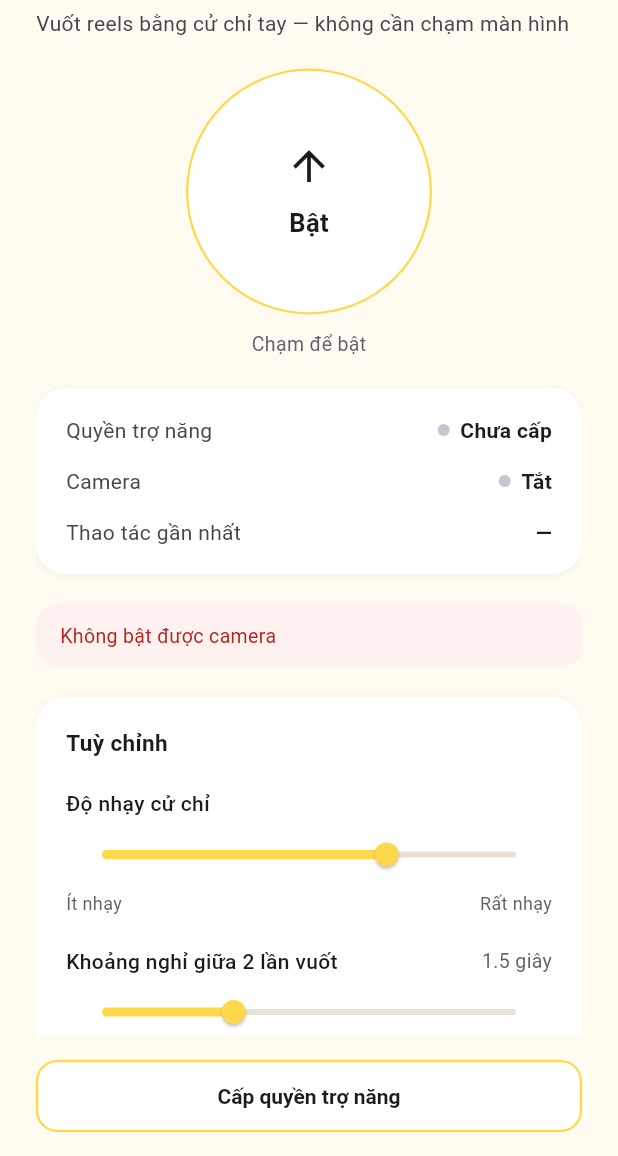
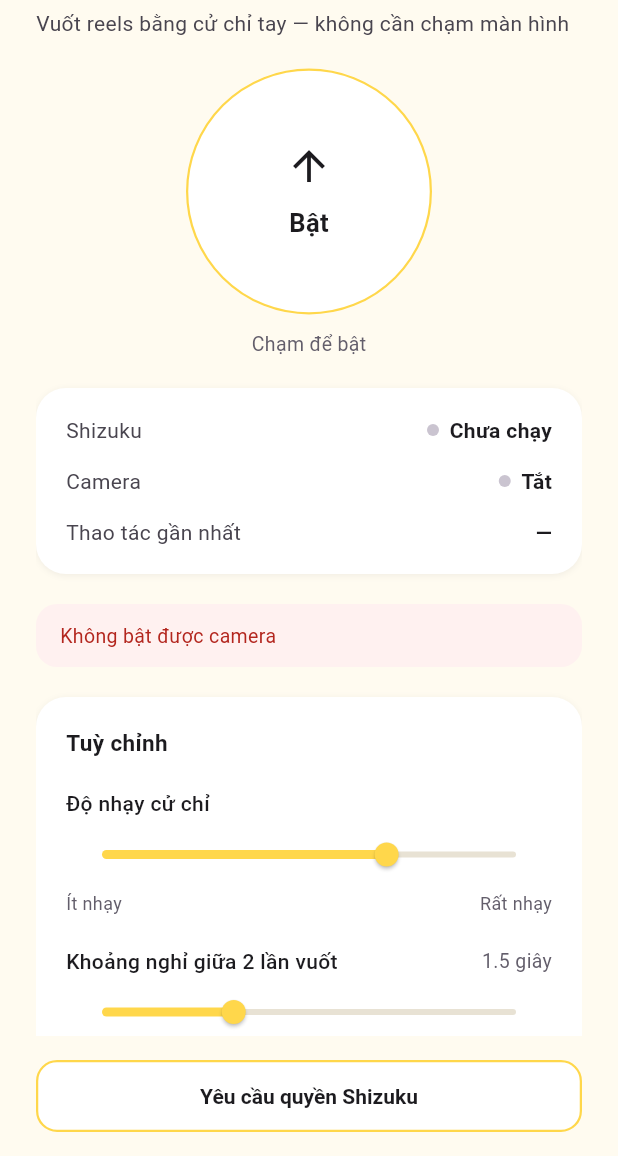
Before and after one commit to phamhuulocforwork/air-swipe, a Flutter app: the screen it shows after launch, after a tap on "Bật", on a phone screen of 412 x 824 dp, the part 80-1236 px from its top. Run offline on Flutter 3.47's test engine with Material 3 defaults, Android fonts, the phone set to English and light mode, and no system bars; our stand-ins replace permission_handler, shared_preferences.

Commit message:
feat(dart): switch permission UI and status to Shizuku

```diff
--- a/lib/data/swipe_platform.dart
+++ b/lib/data/swipe_platform.dart
@@ -43,6 +43,21 @@ class HandEvent {
   }
 }
 
+class ShizukuStatus {
+  const ShizukuStatus({required this.granted, required this.running});
+
+  final bool granted;
+  final bool running;
+
+  factory ShizukuStatus.fromArguments(Object? arguments) {
+    final map = Map<Object?, Object?>.from(arguments as Map);
+    return ShizukuStatus(
+      granted: map['granted'] == true,
+      running: map['running'] == true,
+    );
+  }
+}
+
 List<double> _doubles(Object? value) {
   if (value is! List) {
     return const [];
@@ -64,6 +79,7 @@ class SwipePlatform {
     required Future<void> Function() onStop,
     required void Function(String message) onCameraError,
     required Future<void> Function(Object? arguments) onHand,
+    required void Function(ShizukuStatus status) onShizukuStatus,
   }) {
     _channel.setMethodCallHandler((call) async {
       switch (call.method) {
@@ -85,6 +101,8 @@ class SwipePlatform {
           onCameraError(message);
         case 'hand':
           await onHand(call.arguments);
+        case 'shizukuStatus':
+          onShizukuStatus(ShizukuStatus.fromArguments(call.arguments));
       }
     });
   }
@@ -121,12 +139,16 @@ class SwipePlatform {
     return await _channel.invokeMethod<bool>('swipeDown') ?? false;
   }
 
-  Future<bool> isServiceEnabled() async {
-    return await _channel.invokeMethod<bool>('isServiceEnabled') ?? false;
+  Future<ShizukuStatus> getShizukuStatus() async {
+    return ShizukuStatus.fromArguments(
+      await _channel.invokeMethod('getShizukuStatus'),
+    );
   }
 
-  Future<void> openAccessibilitySettings() {
-    return _channel.invokeMethod<void>('openAccessibilitySettings');
+  Future<ShizukuStatus> requestShizukuPermission() async {
+    return ShizukuStatus.fromArguments(
+      await _channel.invokeMethod('requestShizukuPermission'),
+    );
   }
 
   Future<bool> canRequestAddTile() async {
--- a/lib/session/hand_session.dart
+++ b/lib/session/hand_session.dart
@@ -6,7 +6,7 @@ import 'package:air_swipe/domain/gesture/wrist_swipe_tracker.dart';
 /// Turns native GestureRecognizer results into swipes.
 ///
 /// The camera service runs the model. This session only keeps the wrist of an
-/// open palm and asks the accessibility service to swipe.
+/// open palm and asks the Shizuku shell executor to swipe.
 class HandSession {
   HandSession({required this.platform, WristSwipeTracker? tracker})
     : tracker = tracker ?? WristSwipeTracker();
@@ -100,7 +100,7 @@ class HandSession {
             ? await platform.swipeUp()
             : await platform.swipeDown();
         if (!swiped) {
-          error = 'Chưa bật hỗ trợ tiếp cận, hoặc vuốt bị chặn.';
+          error = 'Shizuku chưa sẵn sàng, hoặc vuốt bị chặn.';
         } else {
           error = null;
         }
--- a/lib/ui/test_screen.dart
+++ b/lib/ui/test_screen.dart
@@ -19,7 +19,8 @@ class _TestScreenState extends State<TestScreen> with WidgetsBindingObserver {
   final SettingsStore _store = SettingsStore();
   late final HandSession _session;
 
-  var _accessibilityOn = false;
+  var _shizukuGranted = false;
+  var _shizukuRunning = false;
   var _canAddTile = false;
   var _sensitivity = 0.18;
   var _cooldownMs = 1500;
@@ -67,6 +68,14 @@ class _TestScreenState extends State<TestScreen> with WidgetsBindingObserver {
         }
         await _session.onHand(arguments);
       },
+      onShizukuStatus: (status) {
+        if (mounted) {
+          setState(() {
+            _shizukuGranted = status.granted;
+            _shizukuRunning = status.running;
+          });
+        }
+      },
     );
     _boot();
   }
@@ -85,7 +94,7 @@ class _TestScreenState extends State<TestScreen> with WidgetsBindingObserver {
       _canAddTile = canAddTile;
     });
     _applyTrackerSettings();
-    await _refreshAccessibility();
+    await _refreshShizukuStatus();
     if (command == 'start') {
       await _setListening(true, collapse: true);
     } else if (command == 'stop') {
@@ -99,10 +108,13 @@ class _TestScreenState extends State<TestScreen> with WidgetsBindingObserver {
     _session.tracker.upOnly = _upOnly;
   }
 
-  Future<void> _refreshAccessibility() async {
-    final enabled = await _platform.isServiceEnabled();
+  Future<void> _refreshShizukuStatus() async {
+    final status = await _platform.getShizukuStatus();
     if (mounted) {
-      setState(() => _accessibilityOn = enabled);
+      setState(() {
+        _shizukuGranted = status.granted;
+        _shizukuRunning = status.running;
+      });
     }
   }
 
@@ -149,7 +161,7 @@ class _TestScreenState extends State<TestScreen> with WidgetsBindingObserver {
   void didChangeAppLifecycleState(AppLifecycleState state) {
     if (state == AppLifecycleState.resumed) {
       _platform.setPreviewActive(true);
-      _refreshAccessibility();
+      _refreshShizukuStatus();
     } else if (state == AppLifecycleState.inactive ||
         state == AppLifecycleState.paused) {
       _platform.setPreviewActive(false);
@@ -345,10 +357,12 @@ class _TestScreenState extends State<TestScreen> with WidgetsBindingObserver {
       child: Column(
         children: [
           _statusRow(
-            'Quyền trợ năng',
+            'Shizuku',
             _dotStatus(
-              _accessibilityOn ? 'Đã cấp' : 'Chưa cấp',
-              active: _accessibilityOn,
+              _shizukuRunning
+                  ? (_shizukuGranted ? 'Đã cấp' : 'Chưa cấp')
+                  : 'Chưa chạy',
+              active: _shizukuGranted,
             ),
           ),
           const SizedBox(height: 14),
@@ -583,16 +597,32 @@ class _TestScreenState extends State<TestScreen> with WidgetsBindingObserver {
   }
 
   Widget _actions(BuildContext context) {
-    final accessibility = _outlineButton(
-      'Cấp quyền trợ năng',
-      () => _platform.openAccessibilitySettings(),
+    final shizukuButton = _outlineButton(
+      'Yêu cầu quyền Shizuku',
+      () async {
+        final status = await _platform.requestShizukuPermission();
+        if (!context.mounted) return;
+        if (!status.running) {
+          ScaffoldMessenger.of(context).showSnackBar(
+            const SnackBar(
+              content: Text(
+                'Shizuku chưa chạy — mở app Shizuku, bấm Start (Wireless debugging) rồi quay lại.',
+              ),
+            ),
+          );
+        }
+        setState(() {
+          _shizukuGranted = status.granted;
+          _shizukuRunning = status.running;
+        });
+      },
     );
     if (!_canAddTile) {
-      return accessibility;
+      return shizukuButton;
     }
     return Row(
       children: [
-        Expanded(child: accessibility),
+        Expanded(child: shizukuButton),
         const SizedBox(width: 10),
         Expanded(
           child: _outlineButton('Thêm lối tắt nhanh', () async {
```
Also changed, not shown: 1 other file.
